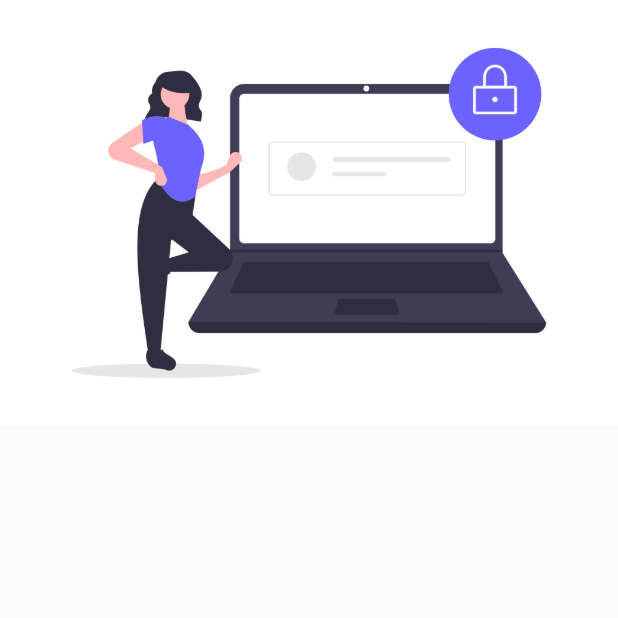
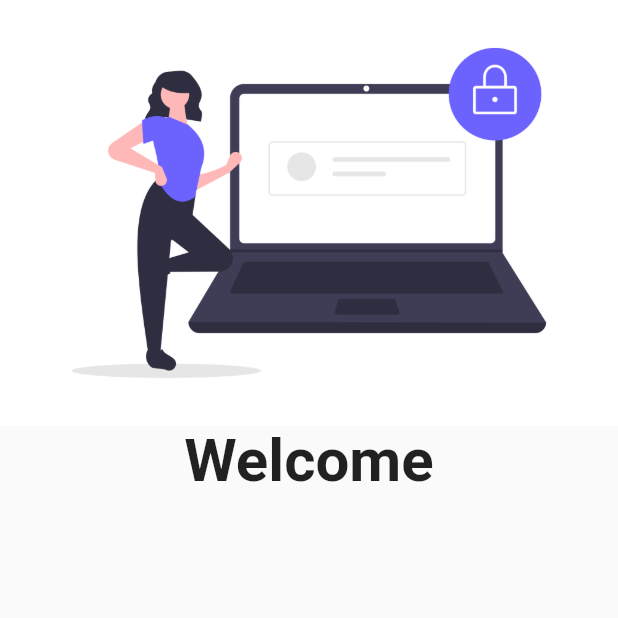
Before and after one commit to bhaveshs6/flutter-demo-app, a Flutter app: the screen it shows after launch, on a phone screen of 412 x 824 dp, the top half of it. Run offline on Flutter 3.47's test engine with Material 2 defaults, Android fonts, the phone set to English and light mode, and no system bars.

Commit message:
boxfit image and welcome text

```diff
--- a/lib/pages/login.dart
+++ b/lib/pages/login.dart
@@ -7,7 +7,12 @@ class LoginPage extends StatelessWidget {
   Widget build(BuildContext context) {
     return Material(
         child: Column(
-      children: [Image.asset("assets/images/undraw_secure_login_pdn4.png")],
+      children: [
+        Image.asset("assets/images/undraw_secure_login_pdn4.png",
+            fit: BoxFit.cover),
+        Text("Welcome",
+            style: TextStyle(fontSize: 40, fontWeight: FontWeight.bold))
+      ],
     ));
   }
 }
```
